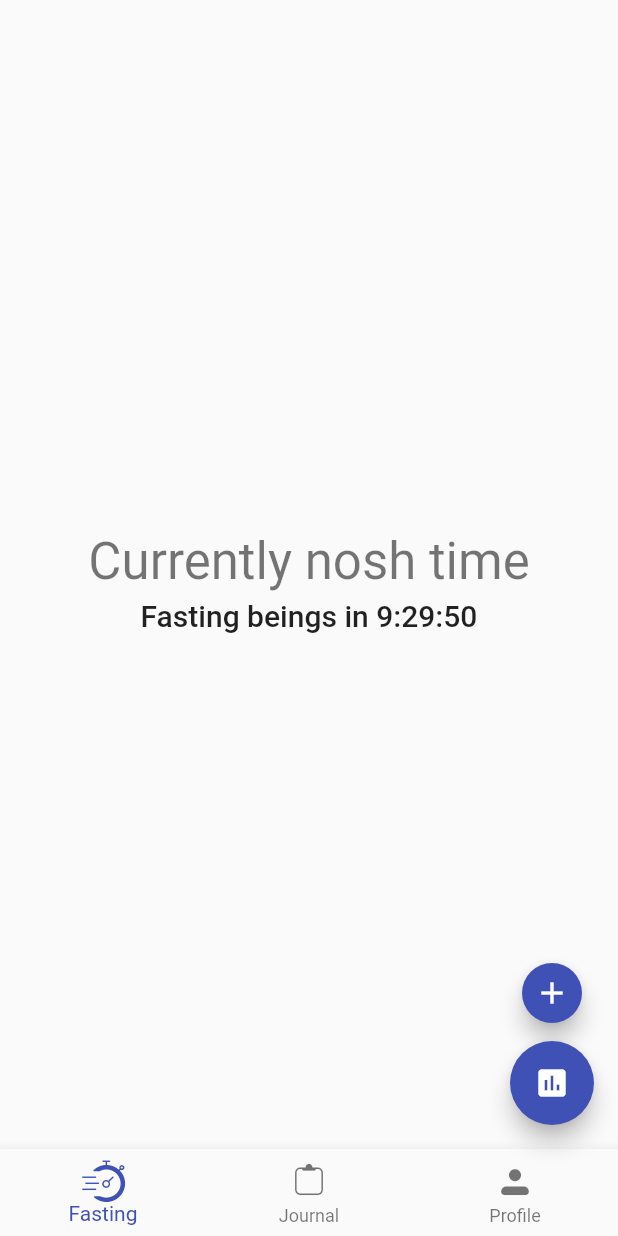
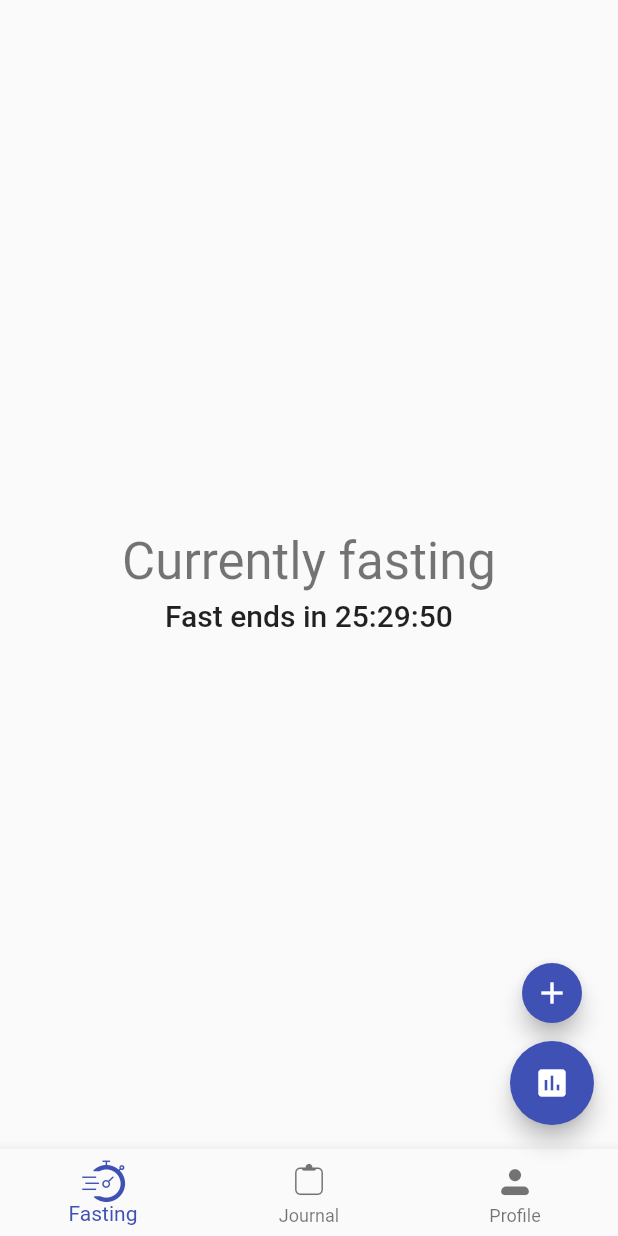
Before and after one commit to mglaman/fasttrack, a Flutter app: the screen it shows after launch, after a tap on the "add" icon, on a phone screen of 412 x 824 dp. Run offline on Flutter 3.47's test engine with Material 2 defaults, Android fonts, the phone set to English and light mode, and no system bars; our stand-ins replace shared_preferences.

```diff
--- a/lib/fasting_status_model.dart
+++ b/lib/fasting_status_model.dart
@@ -1,23 +1,39 @@
 class FastingStatus {
+  FastingStatus(this._fastStartHour, this._fastStartMinute, this._fastEndHour, this._fastEndMinute);
   DateTime _dateTime = new DateTime.now();
-  int _fastStart = 20;
-  int _fastEnd = 12;
+  final int _fastStartHour;
+  final int _fastStartMinute;
+  final int _fastEndHour;
+  final int _fastEndMinute;
 
   DateTime get dateTime => _dateTime;
   DateTime get fastStart => new DateTime(
       _dateTime.year,
       _dateTime.month,
       _dateTime.day,
-      _fastStart
+      _fastStartHour,
+      _fastStartMinute
   );
   DateTime get fastEnd => new DateTime(
       _dateTime.year,
       _dateTime.month,
       _dateTime.day,
-      _fastEnd
+      _fastEndHour,
+      _fastEndMinute
   );
 
-  bool get isFasting => _dateTime.isAfter(fastStart) && dateTime.isBefore(fastEnd);
+  tick() => _dateTime = new DateTime.now();
+  isFasting() {
+    if (_dateTime.isAfter(fastStart)) {
+      return true;
+    }
+    if (dateTime.isBefore(fastEnd)) {
+      return true;
+    }
+
+    return false;
+  }
+
   Duration get timeUntilFastStarts => fastStart.difference(_dateTime);
-  Duration get timeUntilFastEnds => fastEnd.difference(_dateTime);
+  Duration get timeUntilFastEnds => fastEnd.add(Duration(days: 1)).difference(_dateTime);
 }
--- a/lib/fasting_status_widget.dart
+++ b/lib/fasting_status_widget.dart
@@ -3,6 +3,7 @@ import 'dart:async';
 import 'package:fasttrack/fasting_status_model.dart';
 import 'package:flutter/material.dart';
 import 'package:intl/intl.dart';
+import 'package:shared_preferences/shared_preferences.dart';
 
 class FastingStatusWidget extends StatefulWidget {
   @override
@@ -12,24 +13,34 @@ class FastingStatusWidget extends StatefulWidget {
 }
 
 class FastingStatusWidgetState extends State<FastingStatusWidget> {
-  Timer timer;
-  FastingStatus _fastingStatus = new FastingStatus();
+  Timer _timer;
+  FastingStatus _fastingStatus;
 
   @override
   void initState() {
-    timer = new Timer.periodic(new Duration(seconds: 1), callback);
+    _loadData();
     super.initState();
   }
   void callback(Timer timer) {
     setState(() {
-      _fastingStatus = new FastingStatus();
+      _fastingStatus.tick();
+    });
+  }
+  void _loadData() async {
+    SharedPreferences prefs = await SharedPreferences.getInstance();
+    setState(() {
+      _fastingStatus = new FastingStatus(
+          prefs.getInt('fastStartHour') ?? 20,
+          prefs.getInt('fastStartMinute') ?? 00,
+          prefs.getInt('fastEndHour') ?? 12,
+          prefs.getInt('fastEndMinute') ?? 00
+      );
+      _timer = new Timer.periodic(new Duration(seconds: 1), callback);
     });
   }
 
-  String twoDigits(int n) {
-    if (n >= 10) return "$n";
-    return "0$n";
-  }
+
+  String twoDigits(int n) => (n >= 10) ? "$n" : "0$n";
 
   String formatDuration(Duration d) {
     return "${d.inHours}:${twoDigits(d.inMinutes.remainder(Duration.minutesPerHour))}:${twoDigits(d.inSeconds.remainder(Duration.secondsPerMinute))}";
@@ -37,7 +48,11 @@ class FastingStatusWidgetState extends State<FastingStatusWidget> {
 
   @override
   Widget build(BuildContext context) {
-    final timeFormat = DateFormat("h:mm:ss a");
+    if (_fastingStatus == null) {
+      return Center(
+        child: Text("Loading..."),
+      );
+    }
     return Center(
       child: Column(
           mainAxisAlignment: MainAxisAlignment.center,
@@ -46,15 +61,15 @@ class FastingStatusWidgetState extends State<FastingStatusWidget> {
             Padding(
               padding: EdgeInsets.only(top: 10.0, bottom: 5.0),
               child: Text(
-                'Currently ${_fastingStatus.isFasting ? 'fasting' : 'nosh time'}',
+                'Currently ${_fastingStatus.isFasting() ? 'fasting' : 'nosh time'}',
                 style: Theme.of(context).textTheme.display1,
               ),
             ),
             Text(
-              _fastingStatus.isFasting ?
+              _fastingStatus.isFasting() ?
               'Fast ends in ${formatDuration(_fastingStatus.timeUntilFastEnds)}'
                   :
-              'Fasting beings in ${formatDuration(_fastingStatus.timeUntilFastStarts)}',
+              'Fasting begins in ${formatDuration(_fastingStatus.timeUntilFastStarts)}',
               style: Theme.of(context).textTheme.title,
             )
           ]
@@ -64,8 +79,8 @@ class FastingStatusWidgetState extends State<FastingStatusWidget> {
 
   @override
   void dispose() {
-    timer?.cancel();
-    timer = null;
+    _timer?.cancel();
+    _timer = null;
     super.dispose();
   }
 }
```
